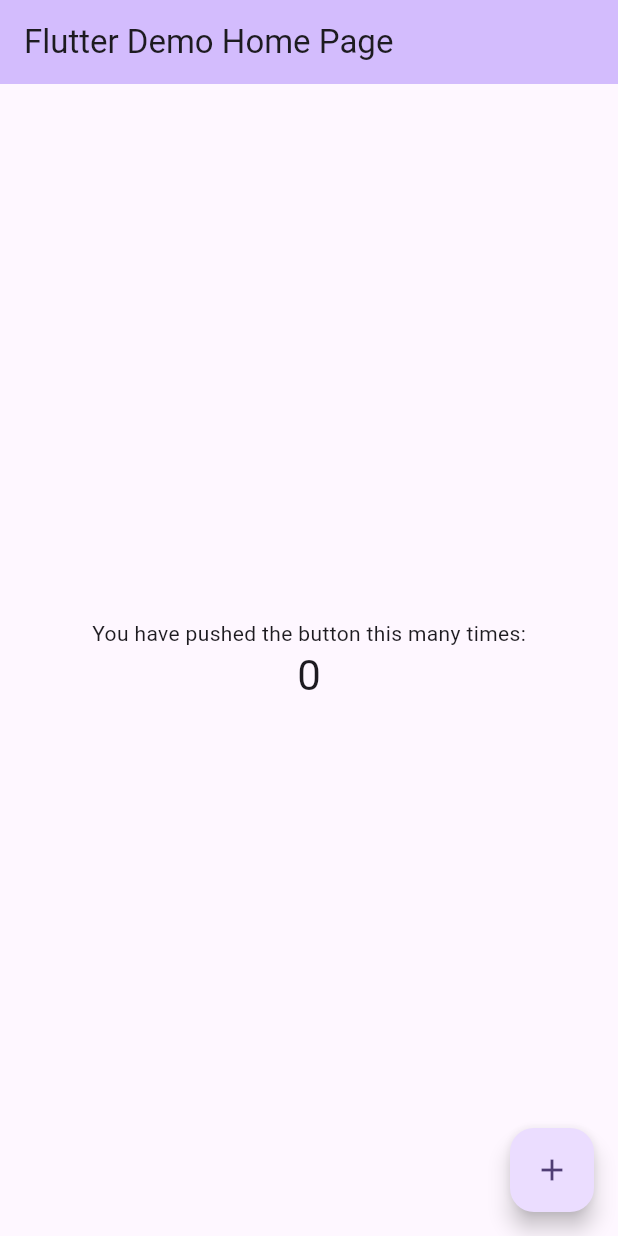
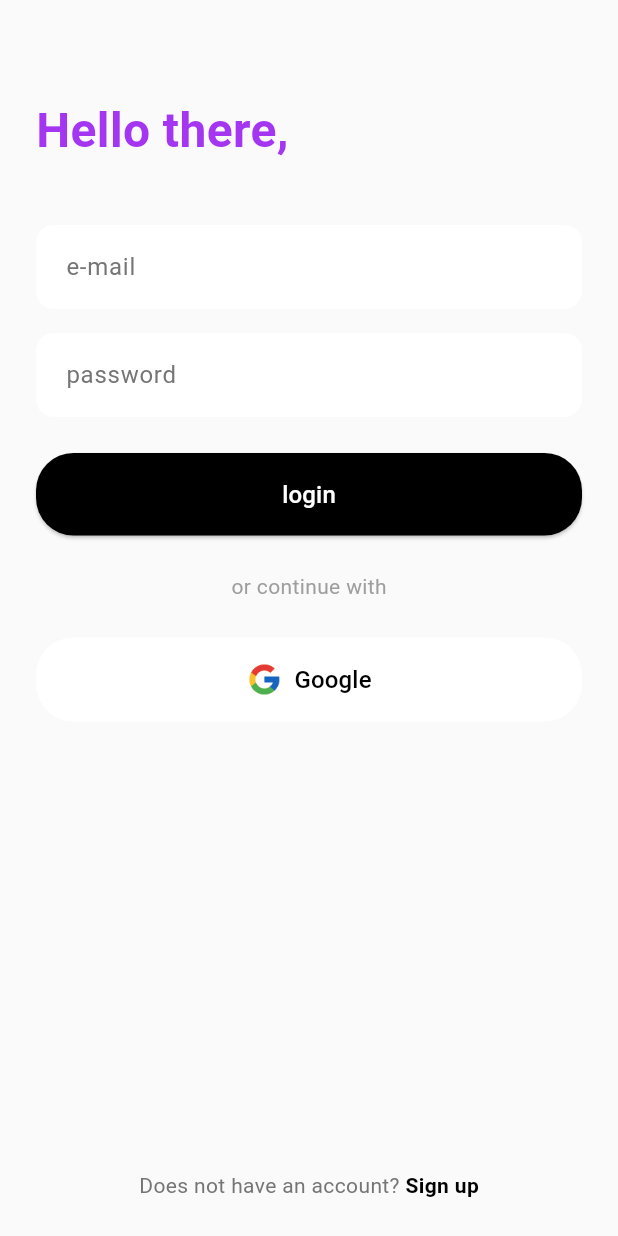
Before and after one commit to albinjojo/KH-13-2025, a Flutter app: the screen it shows after launch, on a phone screen of 412 x 824 dp. Run offline on Flutter 3.47's test engine with Material 3 defaults, Android fonts, the phone set to English and light mode, and no system bars.

Commit message:
loginpage

```diff
--- /dev/null
+++ b/lib/loginpage.dart
@@ -0,0 +1,123 @@
+import 'package:flutter/material.dart';
+
+class LoginPage extends StatelessWidget {
+  @override
+  Widget build(BuildContext context) {
+    return Scaffold(
+      backgroundColor: Colors.grey[50],
+      body: SafeArea(
+        child: Padding(
+          padding: const EdgeInsets.all(24.0),
+          child: Column(
+            crossAxisAlignment: CrossAxisAlignment.stretch,
+            children: [
+              const SizedBox(height: 40),
+              const Text(
+                'Hello there,',
+                style: TextStyle(
+                  fontSize: 32,
+                  fontWeight: FontWeight.bold,
+                  color: const Color(0xFFA435F0),
+                ),
+              ),
+              const SizedBox(height: 40),
+              TextField(
+                decoration: InputDecoration(
+                  hintText: 'e-mail',
+                  hintStyle: TextStyle(color: Colors.grey[600]),
+                  filled: true,
+                  fillColor: Colors.white,
+                  border: OutlineInputBorder(
+                    borderRadius: BorderRadius.circular(12),
+                    borderSide: BorderSide.none,
+                  ),
+                  contentPadding: const EdgeInsets.all(16),
+                ),
+              ),
+              const SizedBox(height: 16),
+              TextField(
+                obscureText: true,
+                decoration: InputDecoration(
+                  hintText: 'password',
+                  hintStyle: TextStyle(color: Colors.grey[600]),
+                  filled: true,
+                  fillColor: Colors.white,
+                  border: OutlineInputBorder(
+                    borderRadius: BorderRadius.circular(12),
+                    borderSide: BorderSide.none,
+                  ),
+                  contentPadding: const EdgeInsets.all(16),
+                ),
+              ),
+              const SizedBox(height: 24),
+              ElevatedButton(
+                onPressed: () {},
+                style: ElevatedButton.styleFrom(
+                  backgroundColor: Colors.black,
+                  padding: const EdgeInsets.symmetric(vertical: 16),
+                  shape: RoundedRectangleBorder(
+                    borderRadius: BorderRadius.circular(25),
+                  ),
+                ),
+                child: const Text(
+                  'login',
+                  style: TextStyle(color: Colors.white, fontSize: 16),
+                ),
+              ),
+              const SizedBox(height: 24),
+              const Center(
+                child: Text(
+                  'or continue with',
+                  style: TextStyle(color: Colors.grey),
+                ),
+              ),
+              const SizedBox(height: 24),
+              OutlinedButton(
+                onPressed: () {},
+                style: OutlinedButton.styleFrom(
+                  backgroundColor: Colors.white,
+                  side: const BorderSide(color: Colors.transparent),
+                  padding: const EdgeInsets.symmetric(vertical: 16),
+                  shape: RoundedRectangleBorder(
+                    borderRadius: BorderRadius.circular(25),
+                  ),
+                ),
+                child: Row(
+                  mainAxisAlignment: MainAxisAlignment.center,
+                  children: [
+                    Image.asset('assets/icons/google icon.png',   height: 24),
+                    const SizedBox(width: 8),
+                    const Text(
+                      'Google',
+                      style: TextStyle(color: Colors.black, fontSize: 16),
+                    ),
+                  ],
+                ),
+              ),
+              const Spacer(),
+              Row(
+                mainAxisAlignment: MainAxisAlignment.center,
+                children: [
+                  Text(
+                    'Does not have an account? ',
+                    style: TextStyle(color: Colors.grey[600]),
+                  ),
+                  GestureDetector(
+                    onTap: () {},
+                    child: const Text(
+                      'Sign up',
+                      style: TextStyle(
+                        color: Colors.black,
+                        fontWeight: FontWeight.bold,
+                      ),
+                    ),
+                  ),
+                ],
+              ),
+            ],
+          ),
+        ),
+      ),
+    );
+  }
+}
--- a/lib/main.dart
+++ b/lib/main.dart
@@ -1,122 +1,13 @@
 import 'package:flutter/material.dart';
+import 'loginpage.dart';
 
 void main() {
-  runApp(const MyApp());
+  runApp(MyApp());
 }
 
 class MyApp extends StatelessWidget {
-  const MyApp({super.key});
-
-  // This widget is the root of your application.
   @override
   Widget build(BuildContext context) {
-    return MaterialApp(
-      title: 'Flutter Demo',
-      theme: ThemeData(
-        // This is the theme of your application.
-        //
-        // TRY THIS: Try running your application with "flutter run". You'll see
-        // the application has a purple toolbar. Then, without quitting the app,
-        // try changing the seedColor in the colorScheme below to Colors.green
-        // and then invoke "hot reload" (save your changes or press the "hot
-        // reload" button in a Flutter-supported IDE, or press "r" if you used
-        // the command line to start the app).
-        //
-        // Notice that the counter didn't reset back to zero; the application
-        // state is not lost during the reload. To reset the state, use hot
-        // restart instead.
-        //
-        // This works for code too, not just values: Most code changes can be
-        // tested with just a hot reload.
-        colorScheme: ColorScheme.fromSeed(seedColor: Colors.deepPurple),
-      ),
-      home: const MyHomePage(title: 'Flutter Demo Home Page'),
-    );
+    return MaterialApp(home: LoginPage());
   }
 }
-
-class MyHomePage extends StatefulWidget {
-  const MyHomePage({super.key, required this.title});
-
-  // This widget is the home page of your application. It is stateful, meaning
-  // that it has a State object (defined below) that contains fields that affect
-  // how it looks.
-
-  // This class is the configuration for the state. It holds the values (in this
-  // case the title) provided by the parent (in this case the App widget) and
-  // used by the build method of the State. Fields in a Widget subclass are
-  // always marked "final".
-
-  final String title;
-
-  @override
-  State<MyHomePage> createState() => _MyHomePageState();
-}
-
-class _MyHomePageState extends State<MyHomePage> {
-  int _counter = 0;
-
-  void _incrementCounter() {
-    setState(() {
-      // This call to setState tells the Flutter framework that something has
-      // changed in this State, which causes it to rerun the build method below
-      // so that the display can reflect the updated values. If we changed
-      // _counter without calling setState(), then the build method would not be
-      // called again, and so nothing would appear to happen.
-      _counter++;
-    });
-  }
-
-  @override
-  Widget build(BuildContext context) {
-    // This method is rerun every time setState is called, for instance as done
-    // by the _incrementCounter method above.
-    //
-    // The Flutter framework has been optimized to make rerunning build methods
-    // fast, so that you can just rebuild anything that needs updating rather
-    // than having to individually change instances of widgets.
-    return Scaffold(
-      appBar: AppBar(
-        // TRY THIS: Try changing the color here to a specific color (to
-        // Colors.amber, perhaps?) and trigger a hot reload to see the AppBar
-        // change color while the other colors stay the same.
-        backgroundColor: Theme.of(context).colorScheme.inversePrimary,
-        // Here we take the value from the MyHomePage object that was created by
-        // the App.build method, and use it to set our appbar title.
-        title: Text(widget.title),
-      ),
-      body: Center(
-        // Center is a layout widget. It takes a single child and positions it
-        // in the middle of the parent.
-        child: Column(
-          // Column is also a layout widget. It takes a list of children and
-          // arranges them vertically. By default, it sizes itself to fit its
-          // children horizontally, and tries to be as tall as its parent.
-          //
-          // Column has various properties to control how it sizes itself and
-          // how it positions its children. Here we use mainAxisAlignment to
-          // center the children vertically; the main axis here is the vertical
-          // axis because Columns are vertical (the cross axis would be
-          // horizontal).
-          //
-          // TRY THIS: Invoke "debug painting" (choose the "Toggle Debug Paint"
-          // action in the IDE, or press "p" in the console), to see the
-          // wireframe for each widget.
-          mainAxisAlignment: MainAxisAlignment.center,
-          children: <Widget>[
-            const Text('You have pushed the button this many times:'),
-            Text(
-              '$_counter',
-              style: Theme.of(context).textTheme.headlineMedium,
-            ),
-          ],
-        ),
-      ),
-      floatingActionButton: FloatingActionButton(
-        onPressed: _incrementCounter,
-        tooltip: 'Increment',
-        child: const Icon(Icons.add),
-      ), // This trailing comma makes auto-formatting nicer for build methods.
-    );
-  }
-}
--- a/pubspec.yaml
+++ b/pubspec.yaml
@@ -58,9 +58,8 @@ flutter:
   uses-material-design: true
 
   # To add assets to your application, add an assets section, like this:
-  # assets:
-  #   - images/a_dot_burr.jpeg
-  #   - images/a_dot_ham.jpeg
+  assets:
+    - assets/icons/google icon.png
 
   # An image asset can refer to one or more resolution-specific "variants", see
   # https://flutter.dev/to/resolution-aware-images
```
Also changed, not shown: assets/icons/google icon.png (added), lib/homepage.dart (added).
